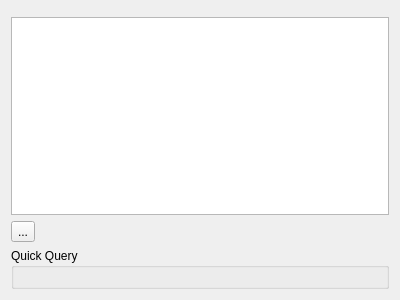
This is BrowseTableForm.ui in fritzone/ddm as Qt 5 draws it before an edit. The edited form follows.
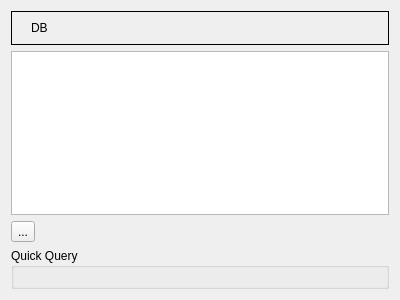
This is the edited form. Icons and pictures are not drawn.

What changed in the file:
```diff
--- a/BrowseTableForm.ui
+++ b/BrowseTableForm.ui
@@ -17,11 +17,33 @@
    <item>
     <widget class="QFrame" name="frame">
      <property name="frameShape">
-      <enum>QFrame::NoFrame</enum>
+      <enum>QFrame::Box</enum>
      </property>
      <property name="frameShadow">
-      <enum>QFrame::Raised</enum>
+      <enum>QFrame::Plain</enum>
      </property>
+     <layout class="QFormLayout" name="formLayout">
+      <property name="leftMargin">
+       <number>6</number>
+      </property>
+      <item row="0" column="0">
+       <widget class="QLabel" name="label">
+        <property name="text">
+         <string/>
+        </property>
+        <property name="pixmap">
+         <pixmap resource="dbm.qrc">:/images/actions/images/small/database_connected.png</pixmap>
+        </property>
+       </widget>
+      </item>
+      <item row="0" column="1">
+       <widget class="QLabel" name="txtConnection">
+        <property name="text">
+         <string>DB</string>
+        </property>
+       </widget>
+      </item>
+     </layout>
     </widget>
    </item>
    <item>
```
